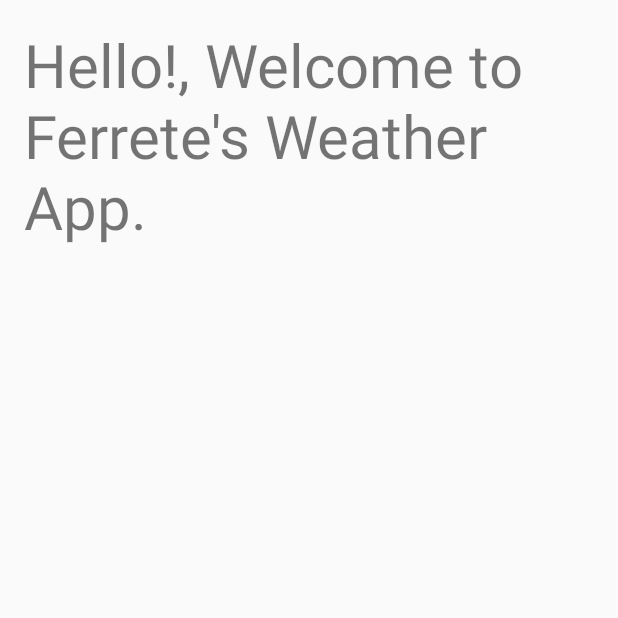
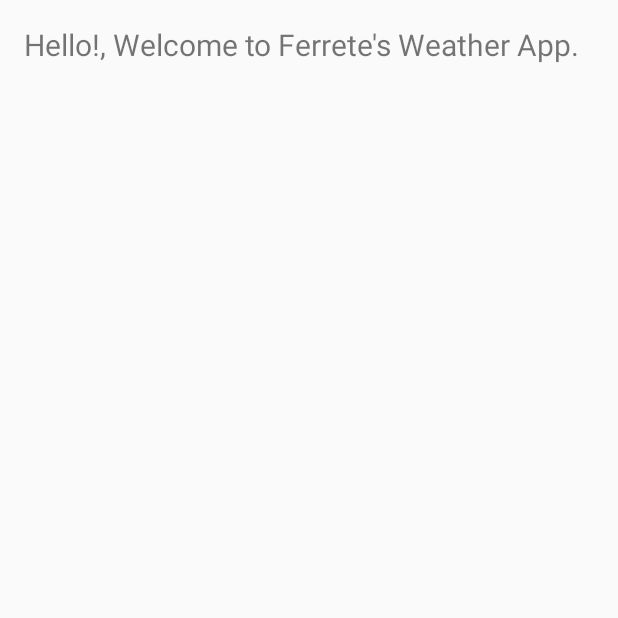
Before and after one commit to jmferrete/sunshine, an Android app: the screen it shows after launch (DetailActivity), after a tap on "Hello!, Welcome to Ferrete's Weather App", on a phone screen of 412 x 824 dp, the top half of it. Run offline under Robolectric (Android 15) with nearby library versions, the phone set to English and light mode, and no system bars.

Commit message:
Using a TextView element.

```diff
--- a/app/src/main/java/com/jmferrete/sunshine/DetailActivity.java
+++ b/app/src/main/java/com/jmferrete/sunshine/DetailActivity.java
@@ -65,7 +65,7 @@ public class DetailActivity extends ActionBarActivity {
      */
     public static class PlaceholderFragment extends Fragment {
 
-        private static final Integer TEXT_SIZE = 40;
+        private static final Integer TEXT_SIZE = 20;
 
         public PlaceholderFragment() {
         }
@@ -78,12 +78,9 @@ public class DetailActivity extends ActionBarActivity {
 
             Intent intent = getActivity().getIntent();
             String message = intent.getExtras().getString(Intent.EXTRA_TEXT);
-            TextView textView = new TextView(getActivity());
+            TextView textView = (TextView) rootView.findViewById(R.id.detail_text);
             textView.setTextSize(TEXT_SIZE);
             textView.setText(message);
-
-            RelativeLayout layout = (RelativeLayout) rootView.findViewById(R.id.forecast_detail);
-            layout.addView(textView);
 
             return rootView;
         }
--- a/app/src/main/res/layout/fragment_detail.xml
+++ b/app/src/main/res/layout/fragment_detail.xml
@@ -7,8 +7,13 @@
                 android:paddingTop="@dimen/activity_vertical_margin"
                 android:paddingBottom="@dimen/activity_vertical_margin"
                 tools:showIn="@layout/activity_detail"
-                tools:context="com.jmferrete.sunshine.DetailActivityFragment"
-                android:id="@+id/forecast_detail">
+                tools:context="com.jmferrete.sunshine.DetailActivityFragment">
+
+    <TextView
+            android:id="@+id/detail_text"
+            android:text="Hello World!"
+            android:layout_width="wrap_content"
+            android:layout_height="wrap_content"/>
 
 
 </RelativeLayout>
```
